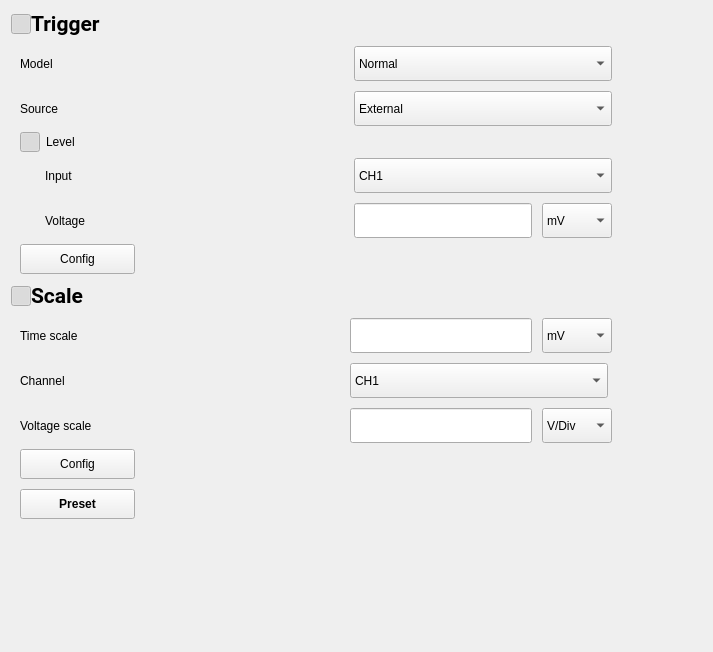
This is tas7061if/widgets/wgContentRtm3004/wgContentRtm3004.ui in DoND8xforce/tas7061 as Qt 5 draws it before an edit. The edited form follows.
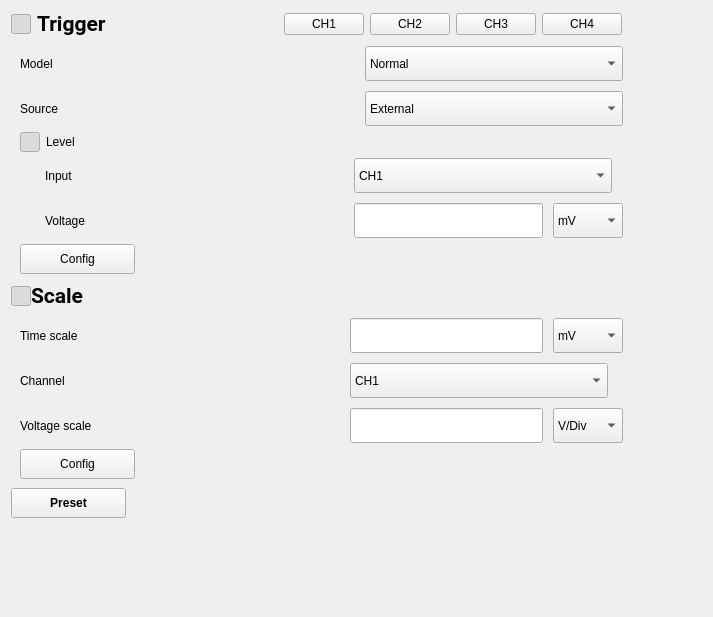
This is the edited form. Icons and pictures are not drawn.

Commit message: Layout for three applications

```diff
--- a/tas7061if/widgets/wgContentRtm3004/wgContentRtm3004.ui
+++ b/tas7061if/widgets/wgContentRtm3004/wgContentRtm3004.ui
@@ -7,16 +7,18 @@
     <x>0</x>
     <y>0</y>
     <width>713</width>
-    <height>652</height>
+    <height>617</height>
    </rect>
   </property>
   <property name="windowTitle">
    <string>Form</string>
   </property>
-  <layout class="QHBoxLayout" name="horizontalLayout_5">
+  <layout class="QHBoxLayout" name="horizontalLayout_6">
    <property name="spacing">
     <number>0</number>
    </property>
+   <item>
+    <layout class="QVBoxLayout" name="verticalLayout_5">
    <item>
     <layout class="QVBoxLayout" name="verticalLayout_4">
      <property name="spacing">
@@ -26,6 +28,12 @@
       <layout class="QVBoxLayout" name="verticalLayout">
        <item>
         <layout class="QHBoxLayout" name="horizontalLayout_2">
+           <property name="spacing">
+            <number>6</number>
+           </property>
+           <property name="rightMargin">
+            <number>10</number>
+           </property>
          <item>
           <widget class="QPushButton" name="btnTrigger">
            <property name="minimumSize">
@@ -98,6 +106,34 @@
            </property>
           </spacer>
          </item>
+           <item>
+            <widget class="QPushButton" name="pushButton_4">
+             <property name="text">
+              <string>CH1</string>
+             </property>
+            </widget>
+           </item>
+           <item>
+            <widget class="QPushButton" name="pushButton_3">
+             <property name="text">
+              <string>CH2</string>
+             </property>
+            </widget>
+           </item>
+           <item>
+            <widget class="QPushButton" name="pushButton_2">
+             <property name="text">
+              <string>CH3</string>
+             </property>
+            </widget>
+           </item>
+           <item>
+            <widget class="QPushButton" name="pushButton">
+             <property name="text">
+              <string>CH4</string>
+             </property>
+            </widget>
+           </item>
         </layout>
        </item>
        <item>
@@ -637,7 +673,29 @@
             </property>
            </widget>
           </item>
-          <item row="1" column="0">
+            <item row="0" column="1">
+             <spacer name="horizontalSpacer_4">
+              <property name="orientation">
+               <enum>Qt::Orientation::Horizontal</enum>
+              </property>
+              <property name="sizeHint" stdset="0">
+               <size>
+                <width>40</width>
+                <height>20</height>
+               </size>
+              </property>
+             </spacer>
+            </item>
+           </layout>
+          </item>
+         </layout>
+        </widget>
+       </item>
+      </layout>
+     </item>
+     <item>
+      <layout class="QHBoxLayout" name="horizontalLayout_5">
+       <item>
            <widget class="QPushButton" name="pushButton_9">
             <property name="minimumSize">
              <size>
@@ -658,8 +716,8 @@
             </property>
            </widget>
           </item>
-          <item row="1" column="1">
-           <spacer name="horizontalSpacer_4">
+       <item>
+        <spacer name="horizontalSpacer_7">
             <property name="orientation">
              <enum>Qt::Orientation::Horizontal</enum>
             </property>
@@ -672,9 +730,6 @@
            </spacer>
           </item>
          </layout>
-        </item>
-       </layout>
-      </widget>
      </item>
      <item>
       <spacer name="verticalSpacer">
@@ -683,8 +738,8 @@
        </property>
        <property name="sizeHint" stdset="0">
         <size>
-         <width>20</width>
-         <height>2</height>
+         <width>621</width>
+         <height>78</height>
         </size>
        </property>
       </spacer>
```
Lines whose indentation alone changed are shown as unchanged. The commit also changes 84 other files.
